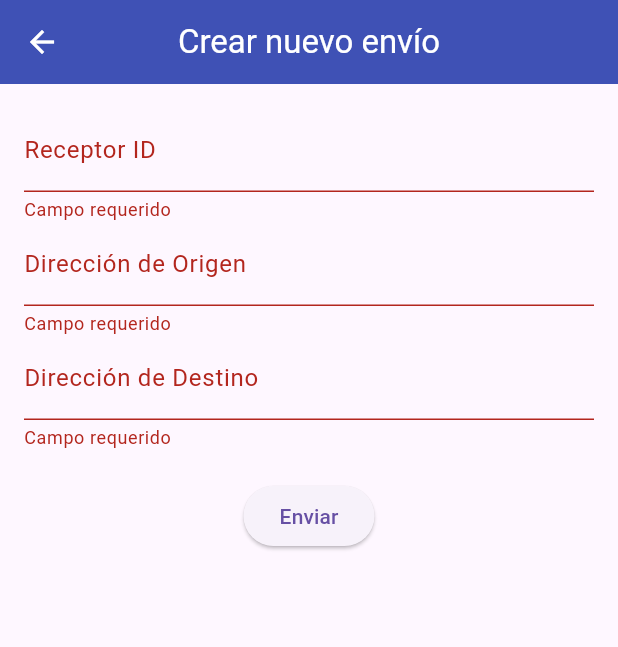
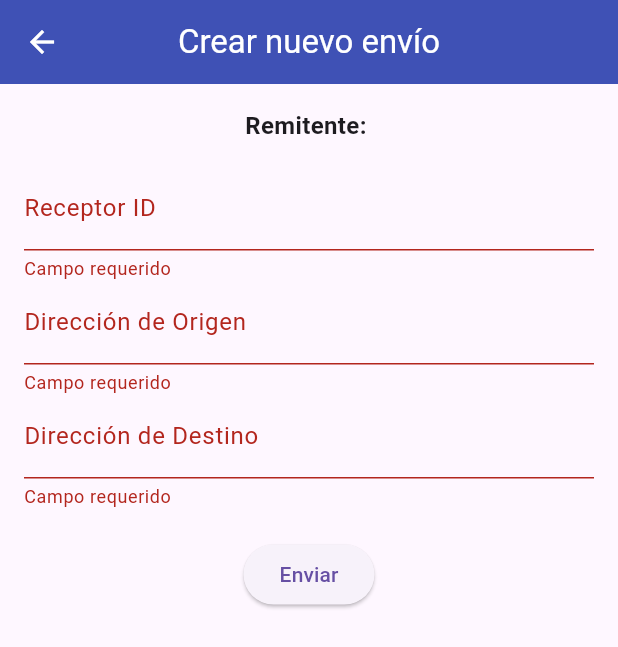
Before and after one commit to marCRACK29/Frontend-Flutter, a Flutter app: the CrearEnvioScreen screen opened directly, after a tap on "Enviar", on a phone screen of 412 x 824 dp. Shown: the top 647 px of the screen. Run offline on Flutter 3.47's test engine with Material 3 defaults, Android fonts, the phone set to English and light mode, and no system bars; our stand-ins replace dio, flutter_dotenv, flutter_map, flutter_secure_storage, latlong2, location and 1 more; missing offline and left inert: flutter_map_cancellable_tile_provider, flutter_map_location_marker, flutter_polyline_points; accounts and stored records are empty; statements that could not run were skipped.

Commit message:
Implementando uso de servicios de autenticacion en features mi_perfil, delivery y orders

```diff
--- a/lib/features/auth/views/login_screen.dart
+++ b/lib/features/auth/views/login_screen.dart
@@ -38,10 +38,7 @@ class _LoginScreenState extends State<LoginScreen> {
 
       if (result['success']) {
         _showMessage(result['message']);
-        Navigator.pushReplacement(
-          context,
-          MaterialPageRoute(builder: (context) => WelcomeScreen()),
-        );
+        Navigator.pushReplacementNamed(context, '/home');
       } else {
         _showMessage(result['message']);
       }
--- a/lib/features/maps/views/openstreetmap_view.dart
+++ b/lib/features/maps/views/openstreetmap_view.dart
@@ -17,6 +17,10 @@ class OpenStreetMapView extends StatelessWidget {
         foregroundColor: Colors.white,
         title: const Text('OpenStreetMap'),
         backgroundColor: Colors.blue,
+        leading: IconButton(
+          icon: const Icon(Icons.arrow_back),
+          onPressed: () => Navigator.pushReplacementNamed(context, '/home'),
+        ),
       ),
       body: Stack(
         children: [
--- a/lib/features/orders/views/crear_envio_view.dart
+++ b/lib/features/orders/views/crear_envio_view.dart
@@ -1,6 +1,7 @@
 import 'package:flutter/material.dart';
 import '../models/envio_model.dart';
 import '../services/envio_service.dart';
+import 'package:frontend/features/auth/services/auth_service.dart';
 
 class CrearEnvioScreen extends StatefulWidget {
   const CrearEnvioScreen({super.key});
@@ -16,26 +17,39 @@ class _CrearEnvioScreenState extends State<CrearEnvioScreen> {
   final _destinoController = TextEditingController();
 
   final EnvioService envioService = EnvioService();
+  String? remitenteId;
 
-  // Valores fijos
-  final String remitenteId = "21.595.452-3";
-  final String conductorId = "15.123.102-4";
+  @override
+  void initState() {
+    super.initState();
+    _loadUserInfo();
+  }
+
+  Future<void> _loadUserInfo() async {
+    final userInfo = await AuthService.getUserInfo();
+    setState(() {
+      remitenteId = userInfo['id'];
+    });
+  }
 
   void _submit() async {
     if (_formKey.currentState!.validate()) {
       try {
         final envio = Envio(
-          remitenteId: remitenteId,
+          remitenteId: remitenteId!,
           receptorId: _receptorController.text,
-          conductorId: conductorId,
+          conductorId: "15.123.102-4",
           direccionOrigen: _origenController.text,
           direccionDestino: _destinoController.text,
         );
 
         final respuesta = await envioService.crearEnvio(envio);
+        if (!mounted) return;
+
         ScaffoldMessenger.of(context).showSnackBar(
           SnackBar(content: Text('Envío creado: ID ${respuesta["envío"]["id"]}')),
         );
+        Navigator.pop(context); // Regresa a la pantalla anterior después de crear el envío
       } catch (e) {
         ScaffoldMessenger.of(context).showSnackBar(
           SnackBar(content: Text('Error: $e')),
@@ -55,6 +69,10 @@ class _CrearEnvioScreenState extends State<CrearEnvioScreen> {
           style: TextStyle(color: Colors.white),
         ),
         iconTheme: const IconThemeData(color: Colors.white),
+        leading: IconButton(
+          icon: const Icon(Icons.arrow_back),
+          onPressed: () => Navigator.pop(context),
+        ),
       ),
       body: Padding(
         padding: const EdgeInsets.all(16.0),
@@ -62,6 +80,14 @@ class _CrearEnvioScreenState extends State<CrearEnvioScreen> {
           key: _formKey,
           child: Column(
             children: [
+              if (remitenteId != null)
+                Padding(
+                  padding: const EdgeInsets.only(bottom: 16.0),
+                  child: Text(
+                    'Remitente: $remitenteId',
+                    style: const TextStyle(fontSize: 16, fontWeight: FontWeight.bold),
+                  ),
+                ),
               TextFormField(
                 controller: _receptorController,
                 decoration: const InputDecoration(labelText: "Receptor ID"),
@@ -88,4 +114,12 @@ class _CrearEnvioScreenState extends State<CrearEnvioScreen> {
       ),
     );
   }
+
+  @override
+  void dispose() {
+    _receptorController.dispose();
+    _origenController.dispose();
+    _destinoController.dispose();
+    super.dispose();
+  }
 }
```
Also changed, not shown: lib/features/delivery/views/delivery_list_view.dart (+20 -6 lines), lib/features/orders/views/orders_home_view.dart (+16 -4 lines), lib/main.dart (+64 -47 lines), pubspec.lock.
